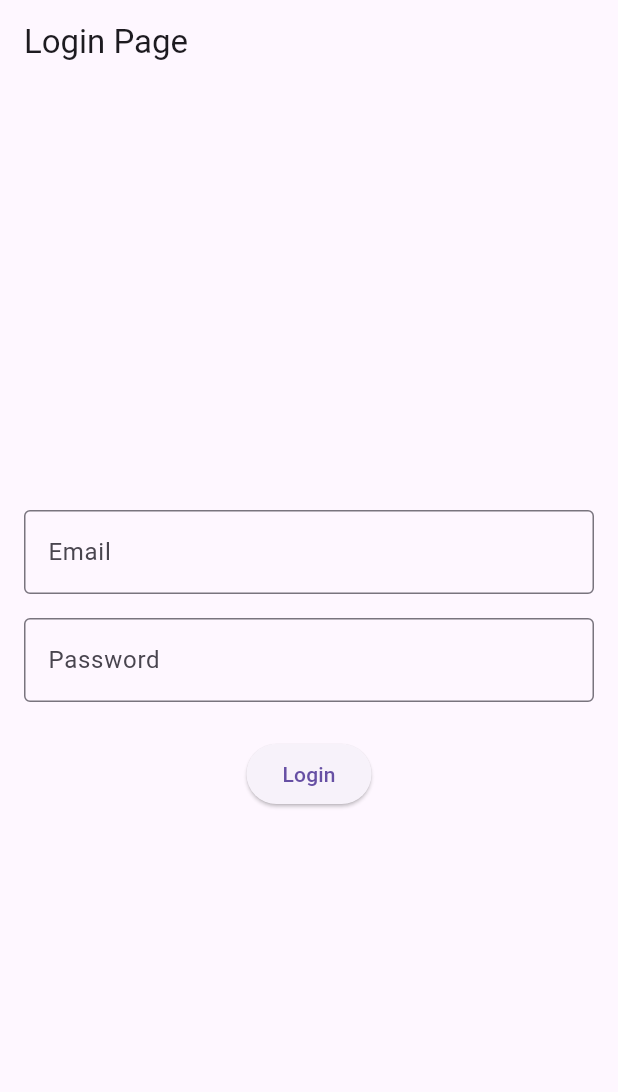
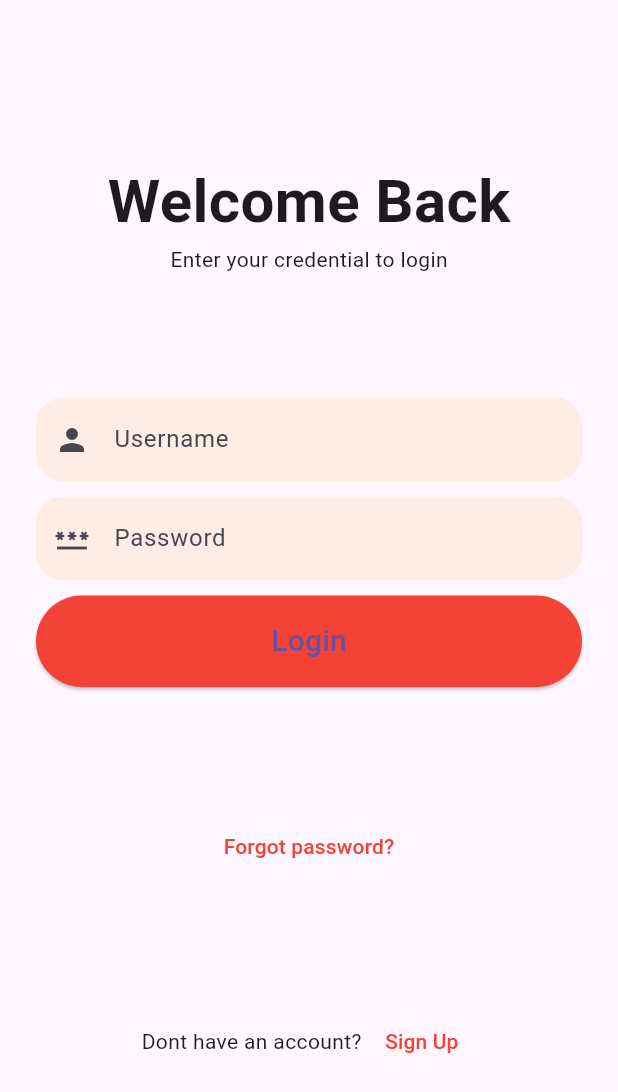
Before and after one commit to iyad07/Purchase_Acquisition--front_end, a Flutter app: the screen it shows after launch, on a phone screen of 412 x 824 dp. Shown: the top 1092 px of the screen. Run offline on Flutter 3.47's test engine with Material 3 defaults, Android fonts, the phone set to English and light mode, and no system bars.

Commit message:
Redesigned the login page, Created the signup page

```diff
--- a/lib/login.dart
+++ b/lib/login.dart
@@ -1,17 +1,19 @@
 import 'package:flutter/material.dart';
+import 'signup.dart';
 import 'user/home.dart';
 import 'admin/home.dart';
 
 class LoginPage extends StatefulWidget {
+  const LoginPage({super.key});
+
   @override
-  _LoginPageState createState() => _LoginPageState();
+  LoginPageState createState() => LoginPageState();
 }
 
-class _LoginPageState extends State<LoginPage> {
+class LoginPageState extends State<LoginPage> {
   final TextEditingController _emailController = TextEditingController();
   final TextEditingController _passwordController = TextEditingController();
 
-  // For simplicity, we'll just print the values on login
   void _login() {
     String email = _emailController.text;
     String password = _passwordController.text;
@@ -20,8 +22,7 @@ class _LoginPageState extends State<LoginPage> {
       ScaffoldMessenger.of(context).showSnackBar(
         const SnackBar(content: Text('Please enter both email and password')),
       );
-    }
-    else if(email=="admin"){
+    } else if (email == "admin") {
       Navigator.of(context).push(
         MaterialPageRoute(
           builder: (BuildContext context) => AdminHome(),
@@ -30,9 +31,7 @@ class _LoginPageState extends State<LoginPage> {
       ScaffoldMessenger.of(context).showSnackBar(
         const SnackBar(content: Text('Administrator Login succesful')),
       );
-
-    }
-    else {
+    } else {
       Navigator.of(context).push(
         MaterialPageRoute(
           builder: (BuildContext context) => Home(),
@@ -46,40 +45,105 @@ class _LoginPageState extends State<LoginPage> {
 
   @override
   Widget build(BuildContext context) {
-    return Scaffold(
-      appBar: AppBar(
-        title: const Text('Login Page'),
-      ),
-      body: Padding(
-        padding: const EdgeInsets.all(16.0),
-        child: Column(
-          mainAxisAlignment: MainAxisAlignment.center,
-          children: [
-            TextField(
-              controller: _emailController,
-              keyboardType: TextInputType.emailAddress,
-              decoration: const InputDecoration(
-                labelText: 'Email',
-                border: OutlineInputBorder(),
+    return  Scaffold(
+        body: Container(
+          margin: const EdgeInsets.all(24),
+          child: Column(
+            mainAxisAlignment: MainAxisAlignment.spaceEvenly,
+            children: [
+              _header(context),
+              _inputField(context),
+              _forgotPassword(context),
+              _signup(context),
+            ],
+          ),
+        ),
+      );
+  }
+
+  _header(context) {
+    return const Column(
+      children: [
+        Text(
+          "Welcome Back",
+          style: TextStyle(fontSize: 40, fontWeight: FontWeight.bold),
+        ),
+        Text("Enter your credential to login"),
+      ],
+    );
+  }
+
+  _inputField(context) {
+    return Column(
+      crossAxisAlignment: CrossAxisAlignment.stretch,
+      children: [
+        TextField(
+
+          controller: _emailController,
+          decoration: InputDecoration(
+              hintText: "Username",
+              border: OutlineInputBorder(
+                  borderRadius: BorderRadius.circular(18),
+                  borderSide: BorderSide.none
               ),
-            ),
-            const SizedBox(height: 16.0),
-            TextField(
-              controller: _passwordController,
-              obscureText: true,
-              decoration: const InputDecoration(
-                labelText: 'Password',
-                border: OutlineInputBorder(),
-              ),
-            ),
-            const SizedBox(height: 24.0),
-            ElevatedButton(
-              onPressed: _login,
-              child: const Text('Login'),
-            ),
-          ],
+              fillColor: Colors.orange.withOpacity(0.1),
+              filled: true,
+              prefixIcon: const Icon(Icons.person)),
         ),
+        const SizedBox(height: 10),
+        TextField(
+          controller: _passwordController,
+          decoration: InputDecoration(
+            hintText: "Password",
+            border: OutlineInputBorder(
+                borderRadius: BorderRadius.circular(18),
+                borderSide: BorderSide.none),
+            fillColor: Colors.orange.withOpacity(0.1),
+            filled: true,
+            prefixIcon: const Icon(Icons.password),
+          ),
+          obscureText: true,
+        ),
+        const SizedBox(height: 10),
+        ElevatedButton(
+          onPressed: _login,
+          style: ElevatedButton.styleFrom(
+            shape: const StadiumBorder(),
+            padding: const EdgeInsets.symmetric(vertical: 16),
+            backgroundColor: Colors.red,
+          ),
+          child: const Text(
+            "Login",
+            style: TextStyle(fontSize: 20),
+          ),
+        )
+      ],
+    );
+  }
+
+  _forgotPassword(context) {
+    return TextButton(
+      onPressed: () {},
+      child: const Text("Forgot password?",
+        style: TextStyle(color: Colors.red),
       ),
     );
   }
+
+  _signup(context) {
+    return Row(
+      mainAxisAlignment: MainAxisAlignment.center,
+      children: [
+        const Text("Dont have an account? "),
+        TextButton(
+          onPressed:(){Navigator.of(context).push(
+          MaterialPageRoute(
+          builder: (BuildContext context) => const SignupPage(),
+        )
+      );},
+          child: const Text("Sign Up", style: TextStyle(color: Colors.red),)
+        )
+      ],
+    );
+  }
 }
--- a/lib/main.dart
+++ b/lib/main.dart
@@ -16,7 +16,7 @@ class MyApp extends StatefulWidget {
 class MyAppState extends State<MyApp> {
   @override
   Widget build(BuildContext context) {
-    return  MaterialApp(
+    return  const MaterialApp(
       home: LoginPage(),
       debugShowCheckedModeBanner: false,
     );
```
Also changed, not shown: lib/signup.dart (added, +180 -0 lines), lib/user/home.dart (+3 -5 lines).
